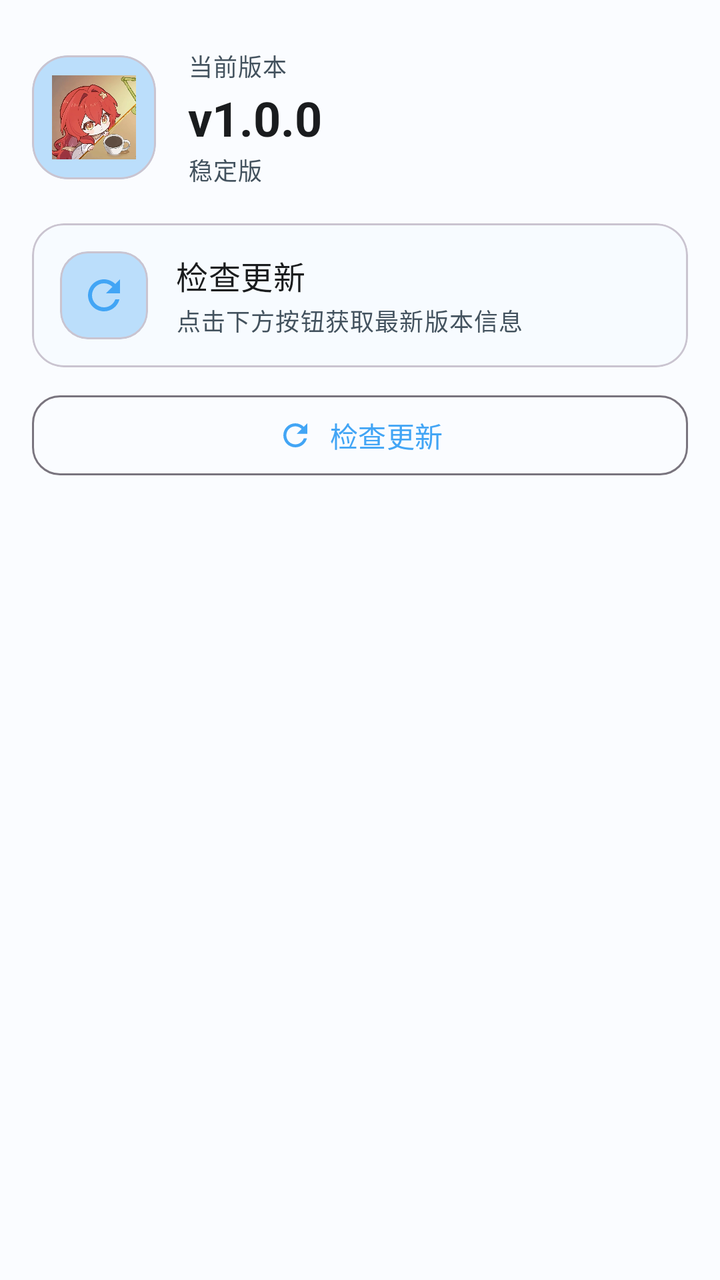
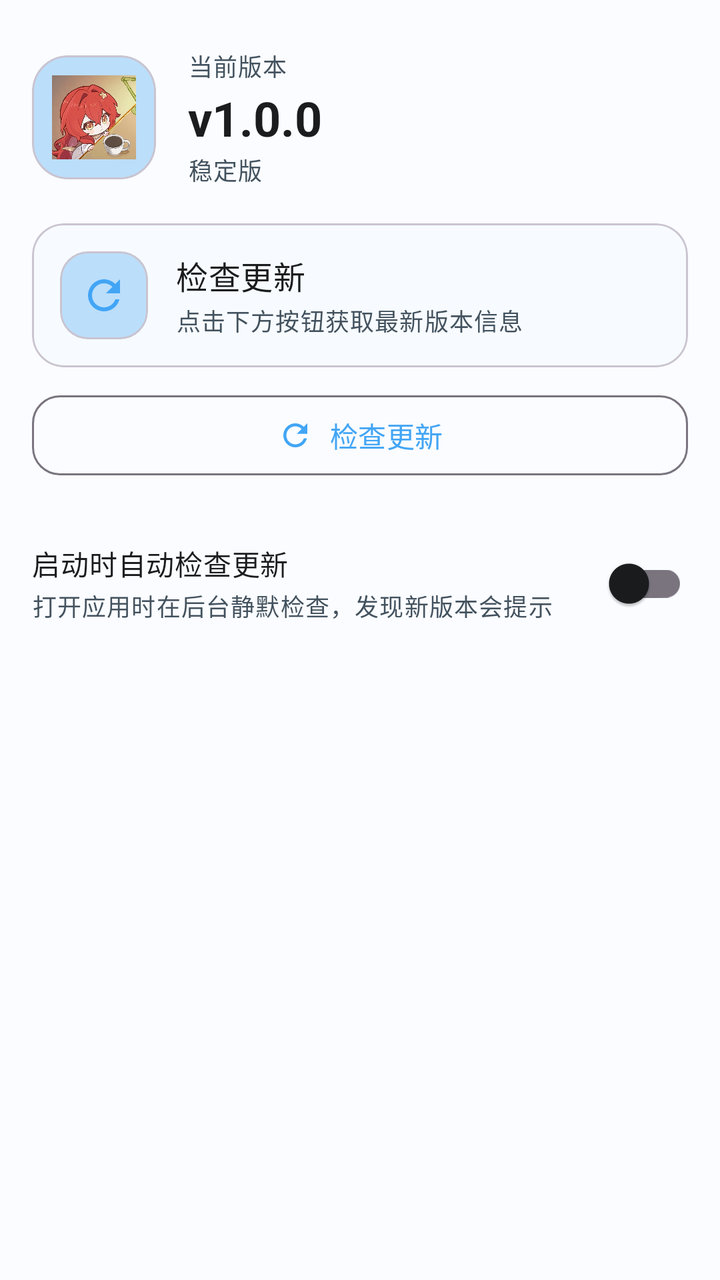

An Android layout rendered at two revisions. The XML below is the earlier revision; the diff shows what the commit changed to produce the second picture.
<!-- AndroidManifest.xml: application theme AppTheme -->
<!-- res/layout/fragment_update.xml -->
<?xml version="1.0" encoding="utf-8"?>
<ScrollView xmlns:android="http://schemas.android.com/apk/res/android"
    xmlns:app="http://schemas.android.com/apk/res-auto"
    android:layout_width="match_parent"
    android:layout_height="match_parent"
    android:background="?attr/colorSurface"
    android:padding="16dp">

    <LinearLayout
        android:layout_width="match_parent"
        android:layout_height="wrap_content"
        android:orientation="vertical">

        
        <LinearLayout
            android:layout_width="match_parent"
            android:layout_height="wrap_content"
            android:orientation="horizontal"
            android:gravity="center_vertical"
            android:layout_marginTop="8dp">

            <com.google.android.material.card.MaterialCardView
                android:layout_width="62dp"
                android:layout_height="62dp"
                app:cardCornerRadius="18dp"
                app:cardElevation="0dp"
                app:cardBackgroundColor="?attr/colorPrimaryContainer">
                <ImageView
                    android:layout_width="match_parent"
                    android:layout_height="match_parent"
                    android:src="@mipmap/ic_launcher"
                    android:contentDescription="HY_VQ"
                    android:padding="10dp" />
            </com.google.android.material.card.MaterialCardView>

            <LinearLayout
                android:layout_width="0dp"
                android:layout_height="wrap_content"
                android:layout_weight="1"
                android:layout_marginStart="16dp"
                android:orientation="vertical">

                <TextView
                    android:layout_width="wrap_content"
                    android:layout_height="wrap_content"
                    android:text="当前版本"
                    android:textAppearance="?attr/textAppearanceBodySmall"
                    android:textColor="?attr/colorOnSurfaceVariant" />

                <TextView
                    android:id="@+id/tv_upd_current"
                    android:layout_width="wrap_content"
                    android:layout_height="wrap_content"
                    android:layout_marginTop="1dp"
                    android:text="v1.0.0"
                    android:textAppearance="?attr/textAppearanceHeadlineSmall"
                    android:textStyle="bold"
                    android:textColor="?attr/colorOnSurface" />

                <TextView
                    android:id="@+id/tv_upd_channel"
                    android:layout_width="wrap_content"
                    android:layout_height="wrap_content"
                    android:layout_marginTop="1dp"
                    android:text="稳定版"
                    android:textAppearance="?attr/textAppearanceBodySmall"
                    android:textColor="?attr/colorOnSurfaceVariant" />
            </LinearLayout>
        </LinearLayout>

        
        <com.google.android.material.card.MaterialCardView
            android:id="@+id/card_upd_status"
            android:layout_width="match_parent"
            android:layout_height="wrap_content"
            android:layout_marginTop="18dp"
            app:cardCornerRadius="16dp"
            app:cardElevation="0dp"
            app:strokeWidth="1dp"
            app:strokeColor="?attr/colorOutlineVariant"
            app:cardBackgroundColor="?attr/colorSurfaceContainerLow">

            <LinearLayout
                android:layout_width="match_parent"
                android:layout_height="wrap_content"
                android:orientation="horizontal"
                android:gravity="center_vertical"
                android:padding="14dp">

                <com.google.android.material.card.MaterialCardView
                    android:id="@+id/card_upd_status_icon"
                    android:layout_width="44dp"
                    android:layout_height="44dp"
                    app:cardCornerRadius="14dp"
                    app:cardElevation="0dp"
                    app:cardBackgroundColor="?attr/colorPrimaryContainer">
                    <ImageView
                        android:id="@+id/iv_upd_status_icon"
                        android:layout_width="match_parent"
                        android:layout_height="match_parent"
                        android:src="@drawable/ic_refresh"
                        android:contentDescription="状态"
                        android:padding="10dp"
                        android:tint="?attr/colorPrimary" />
                </com.google.android.material.card.MaterialCardView>

                <LinearLayout
                    android:layout_width="0dp"
                    android:layout_height="wrap_content"
                    android:layout_weight="1"
                    android:layout_marginStart="14dp"
                    android:orientation="vertical">

                    <TextView
                        android:id="@+id/tv_upd_status_title"
                        android:layout_width="match_parent"
                        android:layout_height="wrap_content"
                        android:text="检查更新"
                        android:textAppearance="?attr/textAppearanceTitleMedium"
                        android:textColor="?attr/colorOnSurface" />

                    <TextView
                        android:id="@+id/tv_upd_status_desc"
                        android:layout_width="match_parent"
                        android:layout_height="wrap_content"
                        android:layout_marginTop="2dp"
                        android:lineSpacingExtra="2dp"
                        android:text="点击下方按钮获取最新版本信息"
                        android:textAppearance="?attr/textAppearanceBodySmall"
                        android:textColor="?attr/colorOnSurfaceVariant" />
                </LinearLayout>
            </LinearLayout>
        </com.google.android.material.card.MaterialCardView>

        
        <com.google.android.material.card.MaterialCardView
            android:id="@+id/card_upd_changelog"
            android:layout_width="match_parent"
            android:layout_height="wrap_content"
            android:layout_marginTop="12dp"
            android:visibility="gone"
            app:cardCornerRadius="16dp"
            app:cardElevation="0dp"
            app:strokeWidth="1dp"
            app:strokeColor="?attr/colorPrimary"
            app:cardBackgroundColor="?attr/colorSurfaceContainerLow">

            <LinearLayout
                android:layout_width="match_parent"
                android:layout_height="wrap_content"
                android:orientation="vertical"
                android:padding="16dp">

                <LinearLayout
                    android:layout_width="match_parent"
                    android:layout_height="wrap_content"
                    android:orientation="horizontal"
                    android:gravity="center_vertical">

                    <TextView
                        android:id="@+id/tv_upd_new_version"
                        android:layout_width="0dp"
                        android:layout_height="wrap_content"
                        android:layout_weight="1"
                        android:text="v1.0.0"
                        android:textAppearance="?attr/textAppearanceTitleMedium"
                        android:textStyle="bold"
                        android:textColor="?attr/colorPrimary" />

                    <TextView
                        android:id="@+id/tv_upd_meta"
                        android:layout_width="wrap_content"
                        android:layout_height="wrap_content"
                        android:text=""
                        android:textAppearance="?attr/textAppearanceBodySmall"
                        android:textColor="?attr/colorOnSurfaceVariant" />
                </LinearLayout>

                <View
                    android:layout_width="match_parent"
                    android:layout_height="1dp"
                    android:layout_marginTop="10dp"
                    android:background="?attr/colorOutlineVariant" />

                <TextView
                    android:id="@+id/tv_upd_changelog"
                    android:layout_width="match_parent"
                    android:layout_height="wrap_content"
                    android:layout_marginTop="10dp"
                    android:lineSpacingExtra="5dp"
                    android:text=""
                    android:textAppearance="?attr/textAppearanceBodySmall"
                    android:textColor="?attr/colorOnSurface" />
            </LinearLayout>
        </com.google.android.material.card.MaterialCardView>

        
        <com.google.android.material.card.MaterialCardView
            android:id="@+id/card_upd_cache"
            android:layout_width="match_parent"
            android:layout_height="wrap_content"
            android:layout_marginTop="12dp"
            android:visibility="gone"
            app:cardCornerRadius="16dp"
            app:cardElevation="0dp"
            app:cardBackgroundColor="?attr/colorTertiaryContainer">

            <LinearLayout
                android:layout_width="match_parent"
                android:layout_height="wrap_content"
                android:orientation="vertical"
                android:padding="16dp">

                <TextView
                    android:layout_width="wrap_content"
                    android:layout_height="wrap_content"
                    android:text="已下载的安装包"
                    android:textAppearance="?attr/textAppearanceLabelMedium"
                    android:textColor="?attr/colorOnTertiaryContainer" />

                <TextView
                    android:id="@+id/tv_upd_cache_info"
                    android:layout_width="match_parent"
                    android:layout_height="wrap_content"
                    android:layout_marginTop="4dp"
                    android:lineSpacingExtra="2dp"
                    android:text=""
                    android:textAppearance="?attr/textAppearanceBodySmall"
                    android:textColor="?attr/colorOnTertiaryContainer" />

                <com.google.android.material.button.MaterialButton
                    android:id="@+id/btn_upd_install_cached"
                    style="@style/Widget.Material3.Button.TonalButton"
                    android:layout_width="match_parent"
                    android:layout_height="42dp"
                    android:layout_marginTop="12dp"
                    android:text="直接安装"
                    android:textSize="13sp"
                    app:cornerRadius="12dp" />
            </LinearLayout>
        </com.google.android.material.card.MaterialCardView>

        
        <com.google.android.material.button.MaterialButton
            android:id="@+id/btn_upd_action"
            android:layout_width="match_parent"
            android:layout_height="48dp"
            android:layout_marginTop="18dp"
            android:visibility="gone"
            android:text="立即更新"
            android:textSize="14sp"
            app:cornerRadius="14dp" />

        <com.google.android.material.button.MaterialButton
            android:id="@+id/btn_upd_check"
            style="@style/Widget.Material3.Button.OutlinedButton"
            android:layout_width="match_parent"
            android:layout_height="48dp"
            android:layout_marginTop="10dp"
            android:text="检查更新"
            android:textSize="14sp"
            app:cornerRadius="14dp"
            app:icon="@drawable/ic_refresh"
            app:iconGravity="textStart"
            app:iconPadding="8dp" />

        
        <TextView
            android:id="@+id/tv_upd_help"
            android:layout_width="match_parent"
            android:layout_height="wrap_content"
            android:layout_marginTop="22dp"
            android:layout_marginBottom="20dp"
            android:lineSpacingExtra="5dp"
            android:textAppearance="?attr/textAppearanceBodySmall"
            android:textColor="?attr/colorOnSurfaceVariant" />

    </LinearLayout>
</ScrollView>
<!-- resources referenced by this layout -->
<resources>
  <!-- drawable ic_refresh (drawable) -->
  <?xml version="1.0" encoding="utf-8"?>
  <vector xmlns:android="http://schemas.android.com/apk/res/android"
      android:width="24dp"
      android:height="24dp"
      android:viewportWidth="24"
      android:viewportHeight="24">
      <path
          android:fillColor="#FF000000"
          android:pathData="M17.65,6.35C16.2,4.9 14.21,4 12,4C7.58,4 4.01,7.58 4.01,12C4.01,16.42 7.58,20 12,20C15.73,20 18.84,17.45 19.73,14H17.65C16.83,16.33 14.61,18 12,18C8.69,18 6,15.31 6,12C6,8.69 8.69,6 12,6C13.66,6 15.14,6.69 16.22,7.78L13,11H20V4L17.65,6.35Z" />
  </vector>
  <style name="AppTheme" parent="Base.AppTheme" />
  <color name="glass_light_40">#66FEFCFC</color>
  <color name="glass_light_50">#80FEFCFC</color>
  <!-- drawable bg_window_gradient (drawable) -->
  <?xml version="1.0" encoding="utf-8"?>
  <shape xmlns:android="http://schemas.android.com/apk/res/android"
      android:shape="rectangle">
      <gradient
          android:type="linear"
          android:startColor="@color/gradient_soft_start"
          android:endColor="@color/gradient_soft_end"
          android:angle="135" />
  </shape>
  <color name="primary">#42A5F5</color>
  <color name="on_primary">#FFFFFF</color>
  <color name="primary_container">#BBDEFB</color>
  <color name="surface">#FAFCFF</color>
  <color name="on_surface">#1A1C1E</color>
  <color name="surface_variant">#DCE9F5</color>
  <color name="on_surface_variant">#43525E</color>
  <color name="error">#B3261E</color>
  <color name="on_error">#FFFFFF</color>
  <color name="error_container">#F9DEDC</color>
  <color name="on_error_container">#410E0B</color>
  <color name="surface_container_low">#F7FBFF</color>
  <color name="on_primary_container">#1B3A5C</color>
  <color name="surface_container">#F1F8FD</color>
  <color name="surface_container_high">#E8F2FB</color>
  <color name="surface_container_highest">#E0EDF8</color>
  <color name="tertiary">#90CAF9</color>
  <color name="on_tertiary">#1B3A5C</color>
  <color name="tertiary_container">#E0F7FA</color>
  <color name="on_tertiary_container">#1F4A5A</color>
  <color name="outline">#79747E</color>
  <color name="outline_variant">#CAC4D0</color>
  <color name="secondary">#64B5F6</color>
  <color name="on_secondary">#FFFFFF</color>
  <color name="secondary_container">#E0F7FA</color>
  <color name="on_secondary_container">#1F4A5A</color>
  <style name="ShapeAppearance.Small" parent="ShapeAppearance.Material3.SmallComponent">
          <item name="cornerFamily">rounded</item>
          <item name="cornerSize">12dp</item>
      </style>
  <style name="ShapeAppearance.Medium" parent="ShapeAppearance.Material3.MediumComponent">
          <item name="cornerFamily">rounded</item>
          <item name="cornerSize">18dp</item>
      </style>
  <style name="ShapeAppearance.Large" parent="ShapeAppearance.Material3.LargeComponent">
          <item name="cornerFamily">rounded</item>
          <item name="cornerSize">28dp</item>
      </style>
  <color name="gradient_soft_start">#E0F7FA</color>
  <color name="gradient_soft_end">#E3F2FD</color>
  <!-- unchanged entries left out for length: 2 -->
</resources>

<!-- the commit's change to res/layout/fragment_update.xml (unified diff, before → after) -->
@@ -265,6 +265,45 @@
             app:iconPadding="8dp" />
 
         
+        <LinearLayout
+            android:id="@+id/item_upd_auto"
+            android:layout_width="match_parent"
+            android:layout_height="wrap_content"
+            android:layout_marginTop="16dp"
+            android:gravity="center_vertical"
+            android:orientation="horizontal"
+            android:paddingVertical="10dp">
+
+            <LinearLayout
+                android:layout_width="0dp"
+                android:layout_height="wrap_content"
+                android:layout_weight="1"
+                android:orientation="vertical">
+
+                <TextView
+                    android:layout_width="wrap_content"
+                    android:layout_height="wrap_content"
+                    android:text="启动时自动检查更新"
+                    android:textAppearance="?attr/textAppearanceBodyMedium"
+                    android:textColor="?attr/colorOnSurface" />
+
+                <TextView
+                    android:id="@+id/tv_upd_auto_desc"
+                    android:layout_width="match_parent"
+                    android:layout_height="wrap_content"
+                    android:layout_marginTop="2dp"
+                    android:text="打开应用时在后台静默检查，发现新版本会提示"
+                    android:textAppearance="?attr/textAppearanceBodySmall"
+                    android:textColor="?attr/colorOnSurfaceVariant" />
+            </LinearLayout>
+
+            <com.google.android.material.switchmaterial.SwitchMaterial
+                android:id="@+id/switch_upd_auto"
+                android:layout_width="wrap_content"
+                android:layout_height="wrap_content" />
+        </LinearLayout>
+
+        
         <TextView
             android:id="@+id/tv_upd_help"
             android:layout_width="match_parent"
